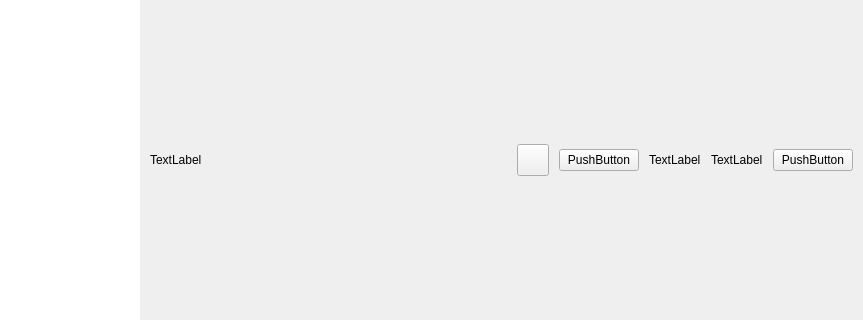
Above: src/main-window.ui from openeuler-mirror/ks-scmc-gui before the change; both pictures show x 90 to 953 and y 161 to 481 of the 953 by 633 pixel window. Below: the same form after it.
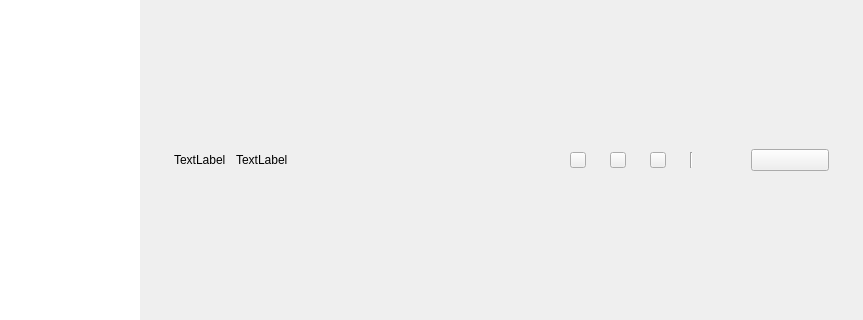
That is the form after the change. Custom widgets are drawn as their Qt base class.

Commit message:
fix(*):add tansmission class and improve btn qss in mainwindow
- 添加传输控件类，完善主窗口中的按钮样式

Patch:
```diff
--- a/src/main-window.ui
+++ b/src/main-window.ui
@@ -106,7 +106,7 @@
     <widget class="QWidget" name="widget" native="true">
      <layout class="QVBoxLayout" name="verticalLayout_2">
       <property name="spacing">
-       <number>10</number>
+       <number>0</number>
       </property>
       <property name="leftMargin">
        <number>0</number>
@@ -121,7 +121,42 @@
        <number>0</number>
       </property>
       <item>
+       <widget class="QWidget" name="widget_head" native="true">
+        <property name="minimumSize">
+         <size>
+          <width>0</width>
+          <height>50</height>
+         </size>
+        </property>
+        <property name="maximumSize">
+         <size>
+          <width>16777215</width>
+          <height>50</height>
+         </size>
+        </property>
        <layout class="QHBoxLayout" name="horizontalLayout_5">
+         <property name="spacing">
+          <number>10</number>
+         </property>
+         <property name="leftMargin">
+          <number>24</number>
+         </property>
+         <property name="topMargin">
+          <number>0</number>
+         </property>
+         <property name="rightMargin">
+          <number>24</number>
+         </property>
+         <property name="bottomMargin">
+          <number>0</number>
+         </property>
+         <item>
+          <widget class="QLabel" name="label">
+           <property name="text">
+            <string>TextLabel</string>
+           </property>
+          </widget>
+         </item>
         <item>
          <widget class="QLabel" name="lab_page_name">
           <property name="text">
@@ -144,18 +179,45 @@
         </item>
         <item>
          <layout class="QHBoxLayout" name="horizontalLayout_3">
+           <property name="spacing">
+            <number>24</number>
+           </property>
+           <item>
+            <layout class="QHBoxLayout" name="horizontalLayout_2">
+             <property name="spacing">
+              <number>24</number>
+             </property>
+             <item>
+              <widget class="QPushButton" name="btn_transmission">
+               <property name="minimumSize">
+                <size>
+                 <width>16</width>
+                 <height>16</height>
+                </size>
+               </property>
+               <property name="maximumSize">
+                <size>
+                 <width>16</width>
+                 <height>16</height>
+                </size>
+               </property>
+               <property name="text">
+                <string/>
+               </property>
+              </widget>
+             </item>
           <item>
            <widget class="BubbleTipButton" name="btn_approval">
             <property name="minimumSize">
              <size>
-              <width>32</width>
-              <height>32</height>
+                 <width>16</width>
+                 <height>16</height>
              </size>
             </property>
             <property name="maximumSize">
              <size>
-              <width>32</width>
-              <height>32</height>
+                 <width>16</width>
+                 <height>16</height>
              </size>
             </property>
             <property name="text">
@@ -165,39 +227,87 @@
           </item>
           <item>
            <widget class="QPushButton" name="btn_warning">
+               <property name="minimumSize">
+                <size>
+                 <width>16</width>
+                 <height>16</height>
+                </size>
+               </property>
+               <property name="maximumSize">
+                <size>
+                 <width>16</width>
+                 <height>16</height>
+                </size>
+               </property>
             <property name="text">
-             <string>PushButton</string>
+                <string/>
+               </property>
+              </widget>
+             </item>
+            </layout>
+           </item>
+           <item>
+            <widget class="Line" name="line">
+             <property name="minimumSize">
+              <size>
+               <width>0</width>
+               <height>16</height>
+              </size>
+             </property>
+             <property name="maximumSize">
+              <size>
+               <width>16777215</width>
+               <height>16</height>
+              </size>
+             </property>
+             <property name="orientation">
+              <enum>Qt::Vertical</enum>
             </property>
            </widget>
           </item>
           <item>
            <layout class="QHBoxLayout" name="horizontalLayout_4">
+             <property name="spacing">
+              <number>10</number>
+             </property>
             <item>
              <widget class="QLabel" name="lab_user_icon">
+               <property name="minimumSize">
+                <size>
+                 <width>24</width>
+                 <height>24</height>
+                </size>
+               </property>
+               <property name="maximumSize">
+                <size>
+                 <width>24</width>
+                 <height>24</height>
+                </size>
+               </property>
               <property name="text">
-               <string>TextLabel</string>
+                <string/>
               </property>
              </widget>
             </item>
             <item>
-             <widget class="QLabel" name="lab_user_name">
+              <widget class="QPushButton" name="btn_user">
+               <property name="minimumSize">
+                <size>
+                 <width>78</width>
+                 <height>0</height>
+                </size>
+               </property>
               <property name="text">
-               <string>TextLabel</string>
+                <string/>
               </property>
              </widget>
             </item>
            </layout>
           </item>
-          <item>
-           <widget class="QPushButton" name="btn_user_menu">
-            <property name="text">
-             <string>PushButton</string>
-            </property>
-           </widget>
-          </item>
          </layout>
         </item>
        </layout>
+       </widget>
       </item>
       <item>
        <layout class="QVBoxLayout" name="vlayout_page">
```
Lines whose indentation alone changed are shown as unchanged. The commit also changes 24 other files.
